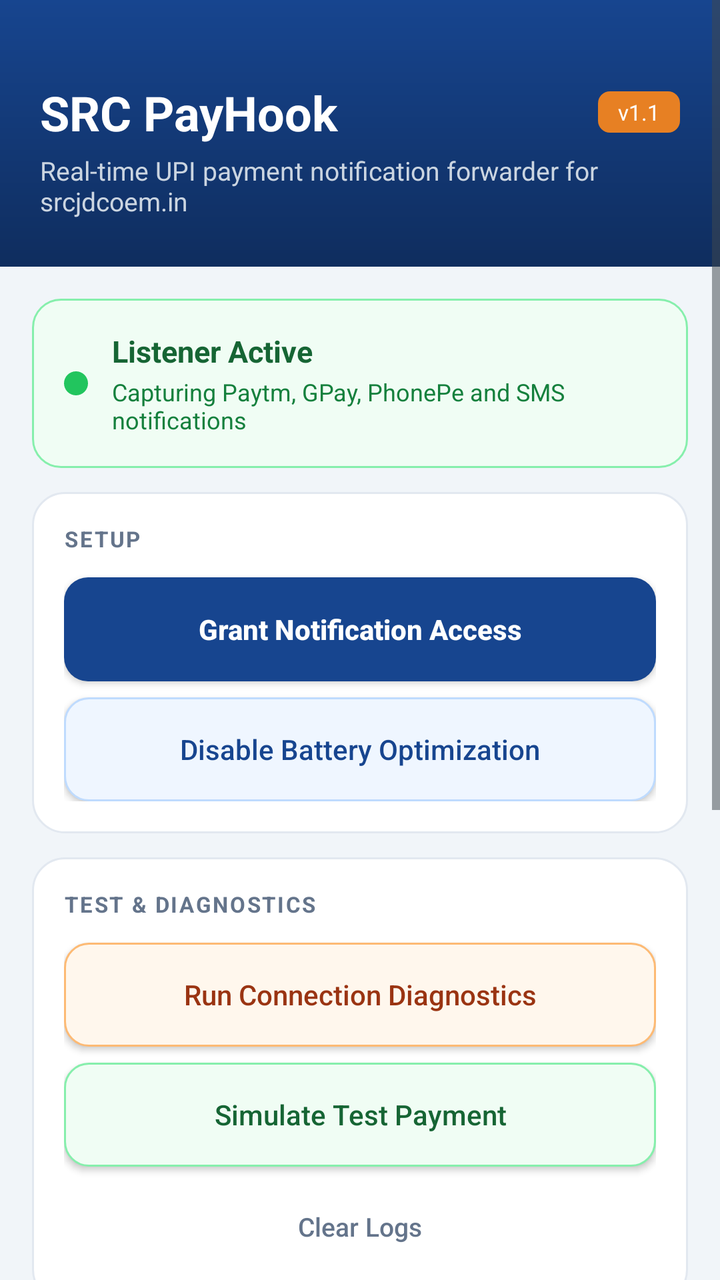
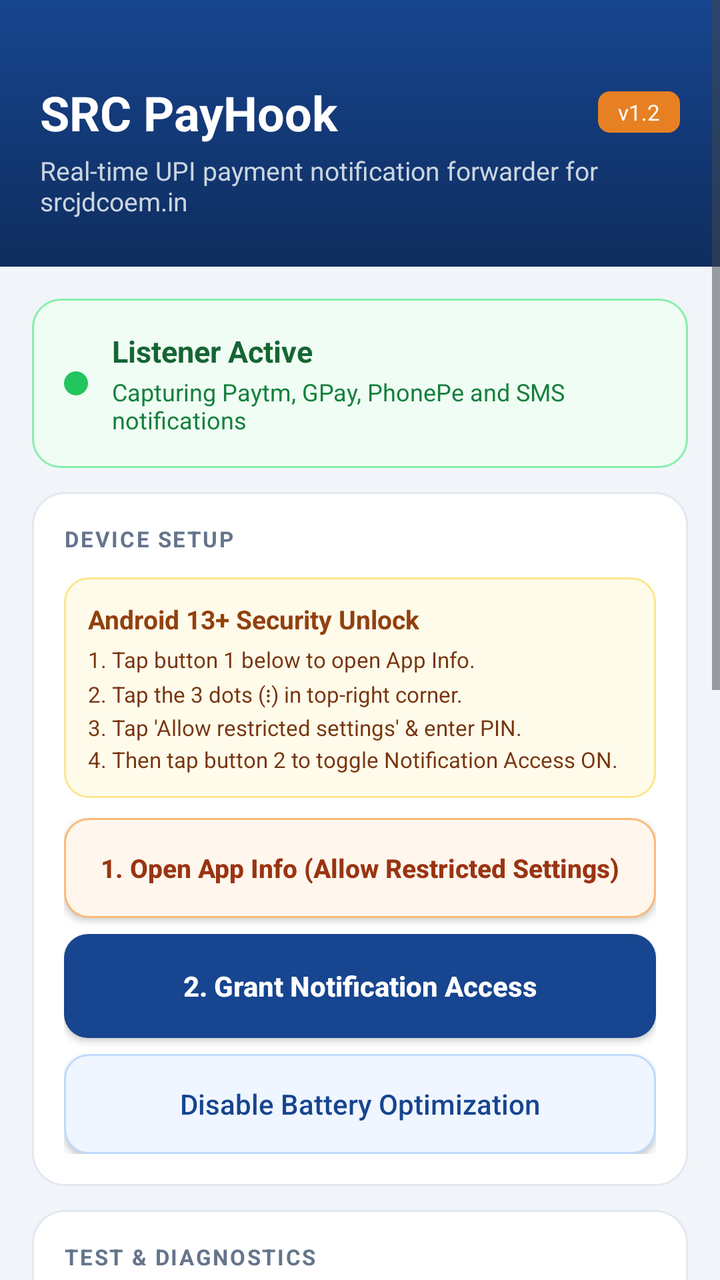

Before-and-after screenshots of an Android layout around one commit, followed by the original layout XML and the change that was made.
<!-- AndroidManifest.xml: application theme android:Theme.DeviceDefault.Light.NoActionBar -->
<!-- res/layout/activity_main.xml -->
<?xml version="1.0" encoding="utf-8"?>
<ScrollView xmlns:android="http://schemas.android.com/apk/res/android"
    android:layout_width="match_parent"
    android:layout_height="match_parent"
    android:background="#F1F5F9"
    android:fillViewport="true">

    <LinearLayout
        android:layout_width="match_parent"
        android:layout_height="wrap_content"
        android:orientation="vertical">

        
        
        
        <LinearLayout
            android:layout_width="match_parent"
            android:layout_height="wrap_content"
            android:orientation="vertical"
            android:background="@drawable/header_gradient"
            android:paddingTop="40dp"
            android:paddingBottom="24dp"
            android:paddingLeft="20dp"
            android:paddingRight="20dp">

            
            <LinearLayout
                android:layout_width="match_parent"
                android:layout_height="wrap_content"
                android:orientation="horizontal"
                android:gravity="center_vertical">

                <TextView
                    android:layout_width="0dp"
                    android:layout_height="wrap_content"
                    android:layout_weight="1"
                    android:text="SRC PayHook"
                    android:textSize="24sp"
                    android:textStyle="bold"
                    android:textColor="#FFFFFF" />

                
                <TextView
                    android:layout_width="wrap_content"
                    android:layout_height="wrap_content"
                    android:text="v1.1"
                    android:textSize="11sp"
                    android:textColor="#FFFFFF"
                    android:background="@drawable/badge_orange"
                    android:paddingLeft="10dp"
                    android:paddingRight="10dp"
                    android:paddingTop="3dp"
                    android:paddingBottom="3dp" />
            </LinearLayout>

            <TextView
                android:layout_width="match_parent"
                android:layout_height="wrap_content"
                android:text="Real-time UPI payment notification forwarder for srcjdcoem.in"
                android:textSize="13sp"
                android:textColor="#CBD5E1"
                android:layout_marginTop="4dp" />
        </LinearLayout>


        
        
        
        <LinearLayout
            android:layout_width="match_parent"
            android:layout_height="wrap_content"
            android:orientation="vertical"
            android:padding="16dp">


            
            
            
            <LinearLayout
                android:id="@+id/statusCard"
                android:layout_width="match_parent"
                android:layout_height="wrap_content"
                android:orientation="horizontal"
                android:background="@drawable/card_status_active"
                android:padding="16dp"
                android:gravity="center_vertical"
                android:layout_marginBottom="12dp">

                
                <View
                    android:id="@+id/statusDot"
                    android:layout_width="12dp"
                    android:layout_height="12dp"
                    android:background="@drawable/dot_green"
                    android:layout_marginRight="12dp" />

                <LinearLayout
                    android:layout_width="0dp"
                    android:layout_height="wrap_content"
                    android:layout_weight="1"
                    android:orientation="vertical">

                    <TextView
                        android:id="@+id/tvStatus"
                        android:layout_width="wrap_content"
                        android:layout_height="wrap_content"
                        android:text="Listener Active"
                        android:textSize="15sp"
                        android:textStyle="bold"
                        android:textColor="#166534" />

                    <TextView
                        android:id="@+id/tvStatusDesc"
                        android:layout_width="wrap_content"
                        android:layout_height="wrap_content"
                        android:text="Capturing Paytm, GPay, PhonePe and SMS notifications"
                        android:textSize="12sp"
                        android:textColor="#15803D"
                        android:layout_marginTop="2dp" />
                </LinearLayout>
            </LinearLayout>


            
            
            
            <LinearLayout
                android:id="@+id/setupCard"
                android:layout_width="match_parent"
                android:layout_height="wrap_content"
                android:orientation="vertical"
                android:background="@drawable/card_bg"
                android:padding="16dp"
                android:layout_marginBottom="12dp">

                <TextView
                    android:layout_width="wrap_content"
                    android:layout_height="wrap_content"
                    android:text="SETUP"
                    android:textSize="11sp"
                    android:textStyle="bold"
                    android:textColor="#64748B"
                    android:letterSpacing="0.08"
                    android:layout_marginBottom="12dp" />

                <Button
                    android:id="@+id/btnGrantPermission"
                    android:layout_width="match_parent"
                    android:layout_height="52dp"
                    android:text="Grant Notification Access"
                    android:textSize="14sp"
                    android:textStyle="bold"
                    android:textColor="#FFFFFF"
                    android:background="@drawable/btn_primary"
                    android:textAllCaps="false"
                    android:layout_marginBottom="8dp" />

                <Button
                    android:id="@+id/btnBatteryOpt"
                    android:layout_width="match_parent"
                    android:layout_height="52dp"
                    android:text="Disable Battery Optimization"
                    android:textSize="14sp"
                    android:textColor="#17458F"
                    android:background="@drawable/btn_secondary"
                    android:textAllCaps="false" />
            </LinearLayout>


            
            
            
            <LinearLayout
                android:layout_width="match_parent"
                android:layout_height="wrap_content"
                android:orientation="vertical"
                android:background="@drawable/card_bg"
                android:padding="16dp"
                android:layout_marginBottom="12dp">

                <TextView
                    android:layout_width="wrap_content"
                    android:layout_height="wrap_content"
                    android:text="TEST &amp; DIAGNOSTICS"
                    android:textSize="11sp"
                    android:textStyle="bold"
                    android:textColor="#64748B"
                    android:letterSpacing="0.08"
                    android:layout_marginBottom="12dp" />

                
                <Button
                    android:id="@+id/btnTestConnection"
                    android:layout_width="match_parent"
                    android:layout_height="52dp"
                    android:text="Run Connection Diagnostics"
                    android:textSize="14sp"
                    android:textColor="#9A3412"
                    android:background="@drawable/btn_orange"
                    android:textAllCaps="false"
                    android:layout_marginBottom="8dp" />

                
                <TextView
                    android:id="@+id/tvConnectionResult"
                    android:layout_width="match_parent"
                    android:layout_height="wrap_content"
                    android:visibility="gone"
                    android:textSize="12sp"
                    android:fontFamily="monospace"
                    android:textColor="#334155"
                    android:background="#F8FAFC"
                    android:padding="10dp"
                    android:layout_marginBottom="10dp" />

                
                <Button
                    android:id="@+id/btnTestPing"
                    android:layout_width="match_parent"
                    android:layout_height="52dp"
                    android:text="Simulate Test Payment"
                    android:textSize="14sp"
                    android:textColor="#166534"
                    android:background="@drawable/btn_green"
                    android:textAllCaps="false"
                    android:layout_marginBottom="8dp" />

                
                <Button
                    android:id="@+id/btnClearLogs"
                    android:layout_width="match_parent"
                    android:layout_height="44dp"
                    android:text="Clear Logs"
                    android:textSize="13sp"
                    android:textColor="#64748B"
                    android:background="@android:color/transparent"
                    android:textAllCaps="false" />
            </LinearLayout>


            
            
            
            <LinearLayout
                android:layout_width="match_parent"
                android:layout_height="wrap_content"
                android:orientation="vertical"
                android:layout_marginBottom="16dp">

                <LinearLayout
                    android:layout_width="match_parent"
                    android:layout_height="wrap_content"
                    android:orientation="horizontal"
                    android:gravity="center_vertical"
                    android:layout_marginBottom="8dp">

                    <View
                        android:layout_width="8dp"
                        android:layout_height="8dp"
                        android:background="@drawable/dot_green"
                        android:layout_marginRight="8dp" />

                    <TextView
                        android:layout_width="wrap_content"
                        android:layout_height="wrap_content"
                        android:text="ACTIVITY LOG"
                        android:textSize="11sp"
                        android:textStyle="bold"
                        android:textColor="#64748B"
                        android:letterSpacing="0.08" />
                </LinearLayout>

                <ScrollView
                    android:layout_width="match_parent"
                    android:layout_height="240dp"
                    android:background="@drawable/log_bg"
                    android:padding="14dp">

                    <TextView
                        android:id="@+id/tvLogs"
                        android:layout_width="match_parent"
                        android:layout_height="wrap_content"
                        android:fontFamily="monospace"
                        android:textSize="11sp"
                        android:textColor="#94A3B8"
                        android:lineSpacingExtra="4dp"
                        android:text="Waiting for notifications..." />
                </ScrollView>
            </LinearLayout>


            
            
            
            <TextView
                android:layout_width="match_parent"
                android:layout_height="wrap_content"
                android:text="Student Representative Council, JDCOEM Nagpur"
                android:textSize="11sp"
                android:textColor="#94A3B8"
                android:gravity="center"
                android:layout_marginBottom="4dp" />

            <TextView
                android:layout_width="match_parent"
                android:layout_height="wrap_content"
                android:text="srcjdcoem.in"
                android:textSize="11sp"
                android:textColor="#E78023"
                android:textStyle="bold"
                android:gravity="center"
                android:layout_marginBottom="20dp" />

        </LinearLayout>
    </LinearLayout>
</ScrollView>
<!-- resources referenced by this layout -->
<resources>
  <!-- drawable badge_orange (drawable) -->
  <?xml version="1.0" encoding="utf-8"?>
  <shape xmlns:android="http://schemas.android.com/apk/res/android"
      android:shape="rectangle">
      <solid android:color="#E78023" />
      <corners android:radius="6dp" />
  </shape>
  <!-- drawable btn_green (drawable) -->
  <?xml version="1.0" encoding="utf-8"?>
  <shape xmlns:android="http://schemas.android.com/apk/res/android"
      android:shape="rectangle">
      <solid android:color="#F0FDF4" />
      <corners android:radius="12dp" />
      <stroke android:width="1dp" android:color="#86EFAC" />
  </shape>
  <!-- drawable btn_orange (drawable) -->
  <?xml version="1.0" encoding="utf-8"?>
  <shape xmlns:android="http://schemas.android.com/apk/res/android"
      android:shape="rectangle">
      <solid android:color="#FFF7ED" />
      <corners android:radius="12dp" />
      <stroke android:width="1dp" android:color="#FDBA74" />
  </shape>
  <!-- drawable btn_primary (drawable) -->
  <?xml version="1.0" encoding="utf-8"?>
  <shape xmlns:android="http://schemas.android.com/apk/res/android"
      android:shape="rectangle">
      <solid android:color="#17458F" />
      <corners android:radius="12dp" />
  </shape>
  <!-- drawable btn_secondary (drawable) -->
  <?xml version="1.0" encoding="utf-8"?>
  <shape xmlns:android="http://schemas.android.com/apk/res/android"
      android:shape="rectangle">
      <solid android:color="#EFF6FF" />
      <corners android:radius="12dp" />
      <stroke android:width="1dp" android:color="#BFDBFE" />
  </shape>
  <!-- drawable card_bg (drawable) -->
  <?xml version="1.0" encoding="utf-8"?>
  <shape xmlns:android="http://schemas.android.com/apk/res/android"
      android:shape="rectangle">
      <solid android:color="#FFFFFF" />
      <corners android:radius="16dp" />
      <stroke android:width="1dp" android:color="#E2E8F0" />
  </shape>
  <!-- drawable card_status_active (drawable) -->
  <?xml version="1.0" encoding="utf-8"?>
  <shape xmlns:android="http://schemas.android.com/apk/res/android"
      android:shape="rectangle">
      <solid android:color="#F0FDF4" />
      <corners android:radius="14dp" />
      <stroke android:width="1dp" android:color="#86EFAC" />
  </shape>
  <!-- drawable dot_green (drawable) -->
  <?xml version="1.0" encoding="utf-8"?>
  <shape xmlns:android="http://schemas.android.com/apk/res/android"
      android:shape="oval">
      <solid android:color="#22C55E" />
      <size android:width="10dp" android:height="10dp" />
  </shape>
  <!-- drawable header_gradient (drawable) -->
  <?xml version="1.0" encoding="utf-8"?>
  <shape xmlns:android="http://schemas.android.com/apk/res/android"
      android:shape="rectangle">
      <gradient
          android:startColor="#17458F"
          android:endColor="#0F2D5E"
          android:angle="270" />
  </shape>
  <!-- drawable log_bg (drawable) -->
  <?xml version="1.0" encoding="utf-8"?>
  <shape xmlns:android="http://schemas.android.com/apk/res/android"
      android:shape="rectangle">
      <solid android:color="#0F172A" />
      <corners android:radius="12dp" />
  </shape>
</resources>

<!-- the commit's change to res/layout/activity_main.xml (unified diff, before → after) -->
@@ -43,7 +43,7 @@
                 <TextView
                     android:layout_width="wrap_content"
                     android:layout_height="wrap_content"
-                    android:text="v1.1"
+                    android:text="v1.2"
                     android:textSize="11sp"
                     android:textColor="#FFFFFF"
                     android:background="@drawable/badge_orange"
@@ -136,18 +136,60 @@
                 <TextView
                     android:layout_width="wrap_content"
                     android:layout_height="wrap_content"
-                    android:text="SETUP"
+                    android:text="DEVICE SETUP"
                     android:textSize="11sp"
                     android:textStyle="bold"
                     android:textColor="#64748B"
                     android:letterSpacing="0.08"
                     android:layout_marginBottom="12dp" />
 
+                
+                <LinearLayout
+                    android:id="@+id/layoutRestrictedNotice"
+                    android:layout_width="match_parent"
+                    android:layout_height="wrap_content"
+                    android:orientation="vertical"
+                    android:background="@drawable/card_guide"
+                    android:padding="12dp"
+                    android:layout_marginBottom="10dp">
+
+                    <TextView
+                        android:layout_width="wrap_content"
+                        android:layout_height="wrap_content"
+                        android:text="Android 13+ Security Unlock"
+                        android:textSize="13sp"
+                        android:textStyle="bold"
+                        android:textColor="#92400E" />
+
+                    <TextView
+                        android:layout_width="wrap_content"
+                        android:layout_height="wrap_content"
+                        android:text="1. Tap button 1 below to open App Info.\n2. Tap the 3 dots (⋮) in top-right corner.\n3. Tap 'Allow restricted settings' &amp; enter PIN.\n4. Then tap button 2 to toggle Notification Access ON."
+                        android:textSize="11sp"
+                        android:textColor="#78350F"
+                        android:lineSpacingExtra="3dp"
+                        android:layout_marginTop="4dp" />
+                </LinearLayout>
+
+                
+                <Button
+                    android:id="@+id/btnOpenAppInfo"
+                    android:layout_width="match_parent"
+                    android:layout_height="50dp"
+                    android:text="1. Open App Info (Allow Restricted Settings)"
+                    android:textSize="13sp"
+                    android:textStyle="bold"
+                    android:textColor="#9A3412"
+                    android:background="@drawable/btn_orange"
+                    android:textAllCaps="false"
+                    android:layout_marginBottom="8dp" />
+
+                
                 <Button
                     android:id="@+id/btnGrantPermission"
                     android:layout_width="match_parent"
                     android:layout_height="52dp"
-                    android:text="Grant Notification Access"
+                    android:text="2. Grant Notification Access"
                     android:textSize="14sp"
                     android:textStyle="bold"
                     android:textColor="#FFFFFF"
@@ -155,10 +197,11 @@
                     android:textAllCaps="false"
                     android:layout_marginBottom="8dp" />
 
+                
                 <Button
                     android:id="@+id/btnBatteryOpt"
                     android:layout_width="match_parent"
-                    android:layout_height="52dp"
+                    android:layout_height="50dp"
                     android:text="Disable Battery Optimization"
                     android:textSize="14sp"
                     android:textColor="#17458F"
@@ -218,7 +261,7 @@
                     android:id="@+id/btnTestPing"
                     android:layout_width="match_parent"
                     android:layout_height="52dp"
-                    android:text="Simulate Test Payment"
+                    android:text="Simulate Test Payment (Ding! Chime)"
                     android:textSize="14sp"
                     android:textColor="#166534"
                     android:background="@drawable/btn_green"
<!-- resource entries referenced after the edit -->
@@ -46,6 +46,14 @@
       <corners android:radius="16dp" />
       <stroke android:width="1dp" android:color="#E2E8F0" />
   </shape>
+  <!-- drawable card_guide (drawable) -->
+  <?xml version="1.0" encoding="utf-8"?>
+  <shape xmlns:android="http://schemas.android.com/apk/res/android"
+      android:shape="rectangle">
+      <solid android:color="#FFFBEB" />
+      <corners android:radius="12dp" />
+      <stroke android:width="1dp" android:color="#FDE68A" />
+  </shape>
   <!-- drawable card_status_active (drawable) -->
   <?xml version="1.0" encoding="utf-8"?>
   <shape xmlns:android="http://schemas.android.com/apk/res/android"
